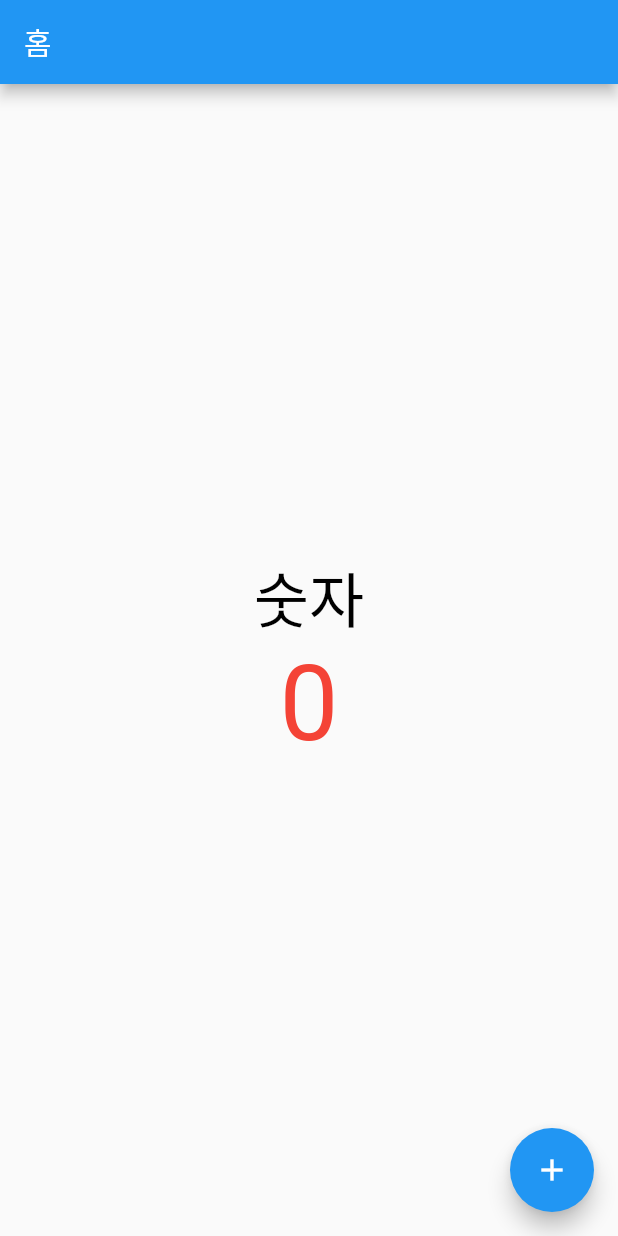
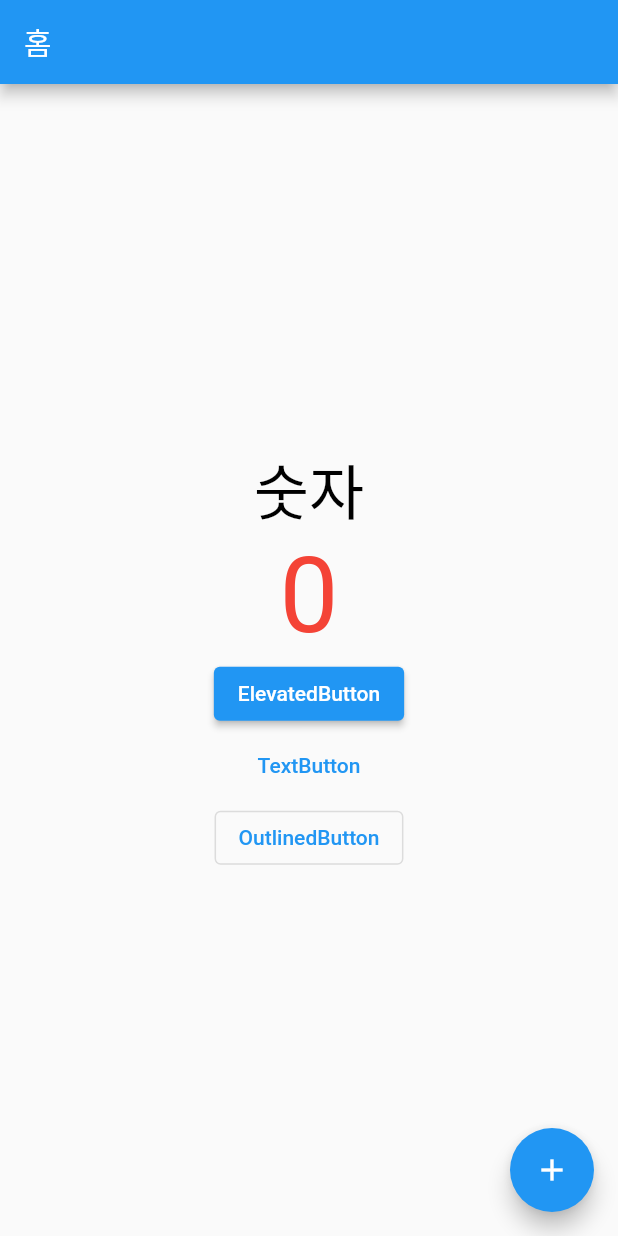
Before and after one commit to blueknarr/first_flutter_app, a Flutter app: the screen it shows after launch, on a phone screen of 412 x 824 dp. Run offline on Flutter 3.47's test engine with Material 2 defaults, Android fonts, the phone set to English and light mode, and no system bars.

Commit message:
020. 여러가지 버튼

```diff
--- a/lib/main.dart
+++ b/lib/main.dart
@@ -68,6 +68,27 @@ class _MyHomnePageState extends State<MyHomePage> {
                 fontSize: 70,
               ),
             ),
+
+            /// 일반적인 버튼
+            ElevatedButton(
+              onPressed: () {
+                /// 버튼을 클릭하면 run 탭에 ElevatedButton 출력
+                print('ElevatedButton');
+              },
+              child: Text('ElevatedButton'),
+            ),
+
+            /// 글자로 된 버튼
+            TextButton(
+              onPressed: () {},
+              child: Text('TextButton'),
+            ),
+
+            /// 외곽선이 있는 버튼
+            OutlinedButton(
+              onPressed: () {},
+              child: Text('OutlinedButton'),
+            ),
           ],
         ),
       ),
```
